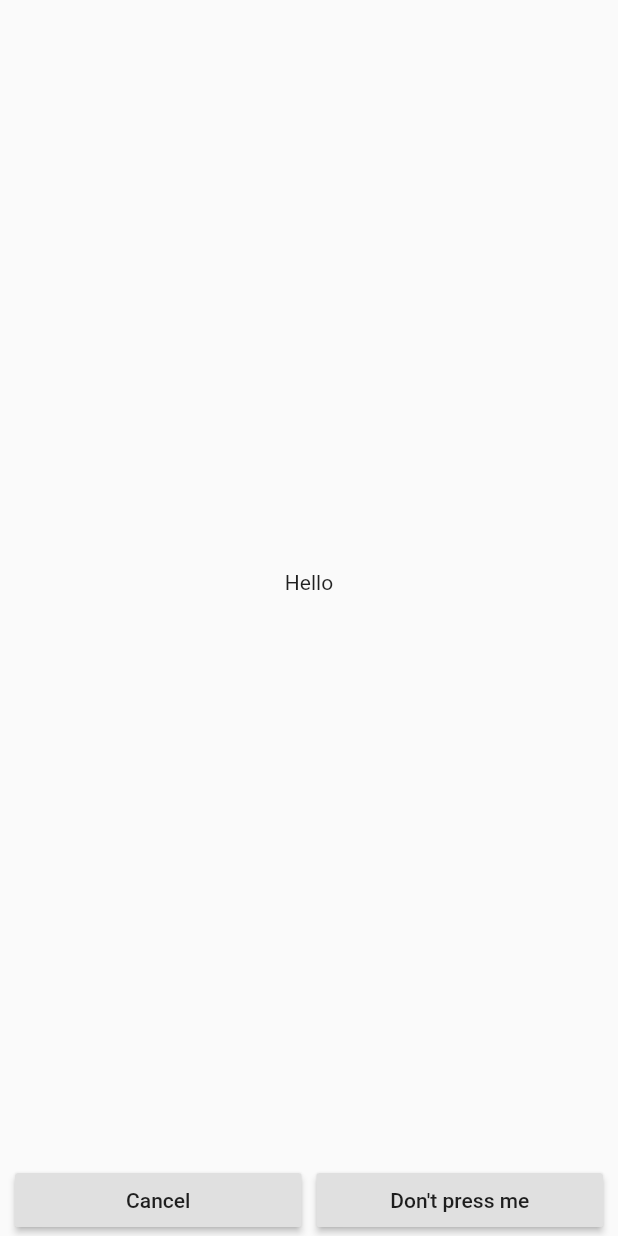
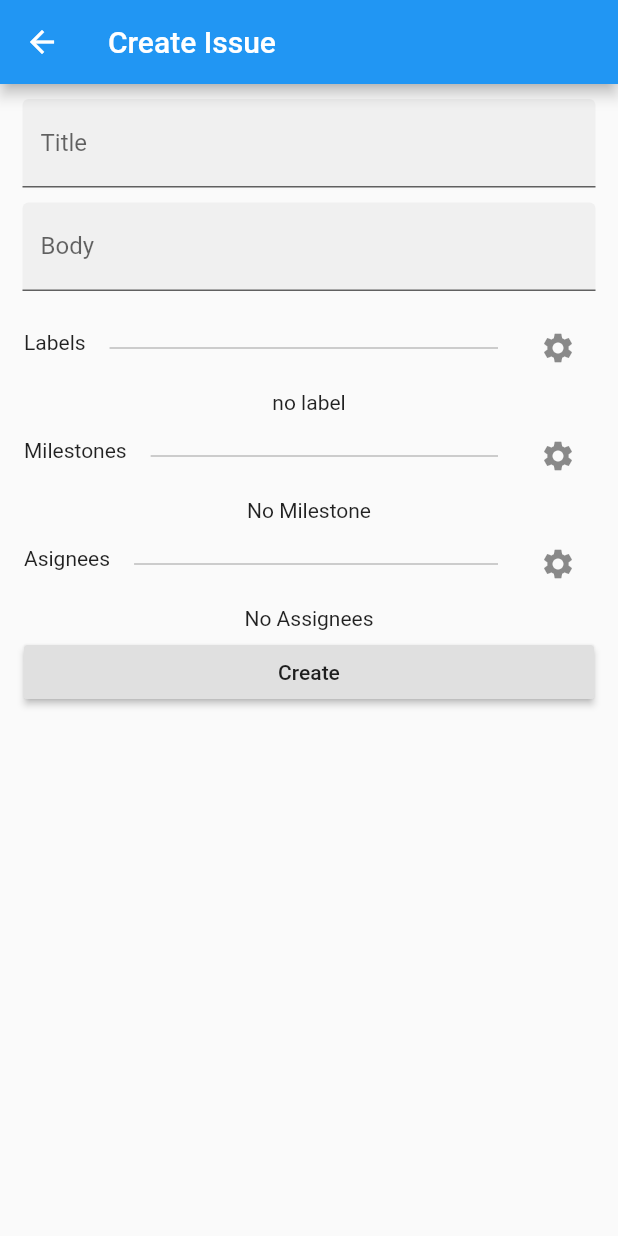
Before and after one commit to fengjiongmax/beamu, a Flutter app: the IssueCreator screen opened directly, on a phone screen of 412 x 824 dp. Run offline on Flutter 3.47's test engine with Material 2 defaults, Android fonts, the phone set to English and light mode, and no system bars; our stand-ins replace flutter_markdown, flutter_secure_storage, shared_preferences; missing offline and left inert: notus, quill_delta; accounts and stored records are empty.

Commit message:
layout for creating issue

```diff
--- a/lib/routes/create/issue_create.dart
+++ b/lib/routes/create/issue_create.dart
@@ -1,89 +1,221 @@
 import 'package:flutter/material.dart';
 
 import 'package:beamu/model/issue_model.dart';
+import 'package:beamu/model/label_model.dart';
+import 'package:beamu/model/milestone_model.dart';
+import 'package:beamu/model/user_model.dart';
 
 class IssueCreator extends StatefulWidget{
+  final List<LabelModel> repoLabels;
+  final List<MilestoneModel> repoMilestones;
+  final List<UserModel> repoParticipants;
+
+  IssueCreator({this.repoLabels,this.repoMilestones,this.repoParticipants,Key key})
+              :super(key:key);
+
   @override
-  _IssueCreatorState createState() => _IssueCreatorState();
+  _IssueCreatorState createState() => _IssueCreatorState(repoLabels: repoLabels,
+                                                        repoMilestones: repoMilestones,
+                                                        repoParticipants: repoParticipants);
 }
 
 class _IssueCreatorState extends State<IssueCreator>{
-  PageController _pageController;
+  final List<LabelModel> repoLabels;
+  final List<MilestoneModel> repoMilestones;
+  final List<UserModel> repoParticipants;
+
+  _IssueCreatorState({this.repoLabels,this.repoMilestones,this.repoParticipants})
+                    :super();
+
+  TextEditingController _titleEditController;
+  TextEditingController _bodyEditController;
+
+  List<LabelModel> _selectedLabel;
+  MilestoneModel _milestone;
+  List<UserModel> _assignees;
 
   @override
   void initState(){
-    _pageController = new PageController();
+    _titleEditController = new TextEditingController();
+    _bodyEditController = new TextEditingController();
+    _selectedLabel = new List<LabelModel>();
+    _assignees = new List<UserModel>();
     super.initState();
   }
 
   @override
   void dispose(){
-    _pageController.dispose();
+    _titleEditController.dispose();
+    _bodyEditController.dispose();
     super.dispose();
+  }
+
+  void _displayLables() {
+    showDialog(
+      context: context,
+      builder: (context)=>AlertDialog(
+        title: Text('Select labels'),
+        content: ListView(
+          children: repoLabels ==null?<Widget>[]: repoLabels.map((l){
+            Color colorPicker = new Color(int.parse('0xFF'+l.color));
+            var y = 0.2126*colorPicker.red + 0.7152*colorPicker.green + 0.0722*colorPicker.blue;
+            return Card(
+              child: Container(
+                color: colorPicker,
+                child: ListTile(
+                  title: Text(
+                    l.name,
+                    style: TextStyle(
+                      color:y<128? Colors.white : Colors.black,
+                    ),
+                  ),
+                  trailing: _selectedLabel != null && _selectedLabel.contains(l)? Icon(Icons.check):null,
+                  onTap: (){
+                    //TODO: show checkbox icon when label is selected
+                    _selectedLabel.add(l);
+                  },
+                ),
+              ),
+            );
+          }).toList(),
+        ),
+        actions: <Widget>[
+          MaterialButton(
+            child: Text('Cancel'),
+            onPressed: (){
+              Navigator.pop(context);
+              setState(() { });
+            },
+          )
+        ],
+      )
+    );
+  }
+
+  void _displayMilestones(){
+
+  }
+
+  void _displayCollaborators(){
+
   }
 
   @override
   Widget build(BuildContext context) {
     return Scaffold(
-      body: PageView(
-        controller: _pageController,
-        scrollDirection: Axis.horizontal,
-        pageSnapping: true,
-        children: <Widget>[
-          Scaffold(
-            body: Center(child: Text("Hello"),),
-            bottomNavigationBar: Row(
-              children: <Widget>[
-                SizedBox(width: 10,),
-                Expanded(
-                  child: RaisedButton(
-                    onPressed: (){
-                      _pageController.previousPage(duration: Duration(milliseconds: 400),curve: Curves.fastOutSlowIn);
-                    },
-                    child: Text("Cancel"),
+      appBar: AppBar(
+        title: Text('Create Issue'),
+      ),
+      body: SingleChildScrollView(
+        child: Container(
+          margin: EdgeInsets.fromLTRB(0, 10, 0, 10),
+          child: Column(
+            children: <Widget>[
+
+              Container(
+                margin: EdgeInsets.fromLTRB(15, 0, 15, 0),
+                child: TextField(
+                  controller: _titleEditController,
+                  decoration: InputDecoration(
+                    filled: true,
+                    labelText: 'Title'
                   ),
                 ),
-                SizedBox(width: 10,),
-                Expanded(
-                  child: RaisedButton(
-                    onPressed: (){
-                      _pageController.nextPage(duration: Duration(milliseconds: 400),curve: Curves.fastOutSlowIn);
-                    },
-                    child: Text("Don't press me"),
+              ),
+              SizedBox(height: 10,),
+
+              Container(
+                margin: EdgeInsets.fromLTRB(15, 0, 15, 0),
+                child: TextField(
+                  controller: _bodyEditController,
+                  keyboardType: TextInputType.multiline,
+                  maxLines: null,
+                  decoration: InputDecoration(
+                    filled: true,
+                    labelText: 'Body',
                   ),
                 ),
-                SizedBox(width: 10,),
-              ],
-            )
-          ),
-          Scaffold(
-            body: Center(child: Text("World"),),
-            bottomNavigationBar: Row(
-              children: <Widget>[
-                SizedBox(width: 10,),
-                Expanded(
-                  child: RaisedButton(
-                    onPressed: (){
-                      _pageController.previousPage(duration: Duration(milliseconds: 400),curve: Curves.fastOutSlowIn);
-                    },
-                    child: Text("Press me"),
+              ),
+              SizedBox(height: 10,),
+
+              ListTile(
+                leading: Text('Labels'),
+                title: Divider(color: Colors.grey,),
+                trailing: IconButton(
+                  icon: Icon(Icons.settings),
+                  onPressed: ()=> _displayLables(),
+                ),
+              ),
+              _selectedLabel==null || _selectedLabel.length == 0?
+                Text('no label')
+                :ListView(
+                  //TODO: this will cause problem when _selectedLabel is not null and length>0
+                  children: _selectedLabel.map((l){
+                    Color colorPicker = new Color(int.parse('0xFF'+l.color));
+                    var y = 0.2126*colorPicker.red + 0.7152*colorPicker.green + 0.0722*colorPicker.blue;
+                    return Card(
+                      color: colorPicker,
+                      child: ListTile(
+                        title: Text(
+                          l.name,
+                          style: TextStyle(
+                            color: y<128?Colors.white:Colors.black
+                          ),
+                        ),
+                      ),
+                    );
+                  }).toList(),
+                ),
+
+              ListTile(
+                leading: Text('Milestones'),
+                title: Divider(color: Colors.grey,),
+                trailing: IconButton(
+                  icon: Icon(Icons.settings),
+                  onPressed: (){
+
+                  },
+                ),
+              ),
+              _milestone == null?
+                Text('No Milestone')
+                :Card(
+                  child: Text(
+                    _milestone.title
                   ),
                 ),
-                SizedBox(width: 10,),
-                Expanded(
-                  child: RaisedButton(
-                    onPressed: (){
-                      _pageController.nextPage(duration: Duration(milliseconds: 400),curve: Curves.fastOutSlowIn);
-                    },
-                    child: Text("Don't press me"),
-                  ),
+
+              ListTile(
+                leading: Text('Asignees'),
+                title: Divider(color: Colors.grey,),
+                trailing: IconButton(icon: Icon(Icons.settings),onPressed: (){},),
+              ),
+              _assignees == null || _assignees.length ==0?
+                Text('No Assignees')
+                :ListView(
+                  children: _assignees.map((a){
+                    return Card(
+                      child: ListTile(
+                        leading: Image.network(a.avatarUrl),
+                        title: Text(a.username),
+                      ),
+                    );
+                  }).toList(),
                 ),
-                SizedBox(width: 10,),
-              ],
-            )
+
+              ListTile(
+                title: RaisedButton(
+                  child: Text('Create'),
+                  onPressed: (){
+
+                  },
+                ),
+              )
+
+            ],
           ),
-        ],
-      ),
+        ),
+      )
     );
   }
 }
--- a/lib/routes/repository.dart
+++ b/lib/routes/repository.dart
@@ -157,9 +157,10 @@ class RepositoryState extends State<Repository> with SingleTickerProviderStateMi
         break;
       case 1:
         await Navigator.push(context, MaterialPageRoute(
-          builder: (context) => IssueCreator()
+          builder: (context) => IssueCreator(repoLabels: _labels,
+                                            repoMilestones: _milestones,
+                                            repoParticipants: _collaborators,)
         ));
-        print("1");
         break;
       case 2:
         print("2");
```
